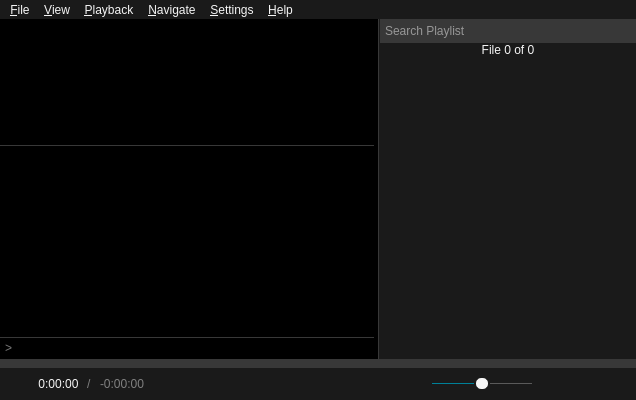
The window that src/ui/mainwindow.ui (u8sand/Baka-MPlayer) describes before a commit, drawn with Qt 5.
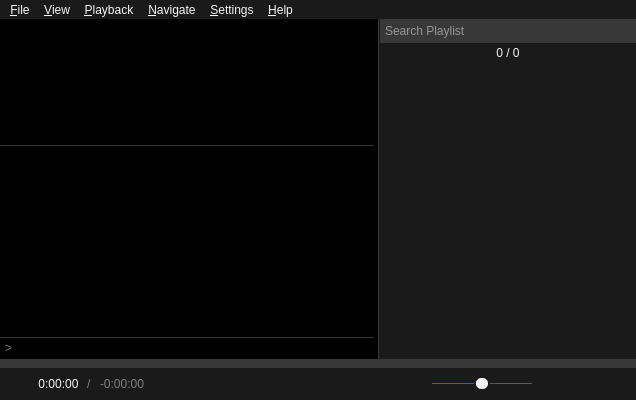
The same window after the commit. Icons and pictures are not drawn. Custom widgets are drawn as their Qt base class.

The edit to the form file:
```diff
--- a/src/ui/mainwindow.ui
+++ b/src/ui/mainwindow.ui
@@ -314,41 +314,6 @@
           </property>
          </widget>
         </item>
-        <item>
-         <widget class="CustomLabel" name="indexLabel">
-          <property name="cursor">
-           <cursorShape>PointingHandCursor</cursorShape>
-          </property>
-          <property name="toolTip">
-           <string>Click to select a specific file by index</string>
-          </property>
-          <property name="text">
-           <string>File 0 of 0</string>
-          </property>
-          <property name="alignment">
-           <set>Qt::AlignCenter</set>
-          </property>
-          <property name="margin">
-           <number>4</number>
-          </property>
-         </widget>
-        </item>
-        <item>
-         <widget class="PlaylistWidget" name="playlistWidget">
-          <property name="focusPolicy">
-           <enum>Qt::ClickFocus</enum>
-          </property>
-          <property name="contextMenuPolicy">
-           <enum>Qt::DefaultContextMenu</enum>
-          </property>
-          <property name="frameShape">
-           <enum>QFrame::NoFrame</enum>
-          </property>
-          <property name="dragDropMode">
-           <enum>QAbstractItemView::InternalMove</enum>
-          </property>
-         </widget>
-        </item>
         <item>
          <widget class="QWidget" name="playlistControlLayout" native="true">
           <layout class="QHBoxLayout" name="horizontalLayout">
@@ -397,8 +362,8 @@
              </property>
              <property name="iconSize">
               <size>
-               <width>16</width>
-               <height>16</height>
+               <width>12</width>
+               <height>12</height>
               </size>
              </property>
              <property name="flat">
@@ -420,7 +385,7 @@
             </spacer>
            </item>
            <item>
-            <widget class="QPushButton" name="hideFilesButton">
+            <widget class="CustomLabel" name="indexLabel">
              <property name="cursor">
               <cursorShape>PointingHandCursor</cursorShape>
              </property>
@@ -430,40 +395,29 @@
              <property name="toolTip">
               <string>Hide files with different extensions</string>
              </property>
-             <property name="styleSheet">
-              <string notr="true">QPushButton {
-	padding: 2px;
-	margin: 1px;
-}
-QPushButton:flat {
-    border: none; /* no border for a flat push button */
-}
-QPushButton:flat:pressed {
-	background: #383838;
-	border-radius: 2px;
-}</string>
+             <property name="text">
+              <string>0 / 0</string>
              </property>
-             <property name="icon">
-              <iconset resource="../rsclist.qrc">
-               <normaloff>:/img/disabled_hide_files.svg</normaloff>
-               <normalon>:/img/enabled_hide_files.svg</normalon>
-               <disabledon>:/img/enabled_hide_files.svg</disabledon>
-               <activeon>:/img/enabled_hide_files.svg</activeon>
-               <selectedon>:/img/enabled_hide_files.svg</selectedon>:/img/disabled_hide_files.svg</iconset>
+             <property name="alignment">
+              <set>Qt::AlignCenter</set>
              </property>
-             <property name="iconSize">
+             <property name="margin">
+              <number>4</number>
+             </property>
+            </widget>
+           </item>
+           <item>
+            <spacer name="horizontalSpacer_6">
+             <property name="orientation">
+              <enum>Qt::Horizontal</enum>
+             </property>
+             <property name="sizeHint" stdset="0">
               <size>
-               <width>16</width>
-               <height>16</height>
+               <width>40</width>
+               <height>20</height>
               </size>
              </property>
-             <property name="checkable">
-              <bool>true</bool>
-             </property>
-             <property name="flat">
-              <bool>true</bool>
-             </property>
-            </widget>
+            </spacer>
            </item>
            <item>
             <widget class="QPushButton" name="refreshButton">
@@ -495,8 +449,8 @@
              </property>
              <property name="iconSize">
               <size>
-               <width>16</width>
-               <height>16</height>
+               <width>12</width>
+               <height>12</height>
               </size>
              </property>
              <property name="flat">
@@ -507,6 +461,22 @@
           </layout>
          </widget>
         </item>
+        <item>
+         <widget class="PlaylistWidget" name="playlistWidget">
+          <property name="focusPolicy">
+           <enum>Qt::ClickFocus</enum>
+          </property>
+          <property name="contextMenuPolicy">
+           <enum>Qt::DefaultContextMenu</enum>
+          </property>
+          <property name="frameShape">
+           <enum>QFrame::NoFrame</enum>
+          </property>
+          <property name="dragDropMode">
+           <enum>QAbstractItemView::InternalMove</enum>
+          </property>
+         </widget>
+        </item>
        </layout>
       </widget>
      </widget>
```
Left out of the diff: 5 changed lines with no effect on the pictures.
